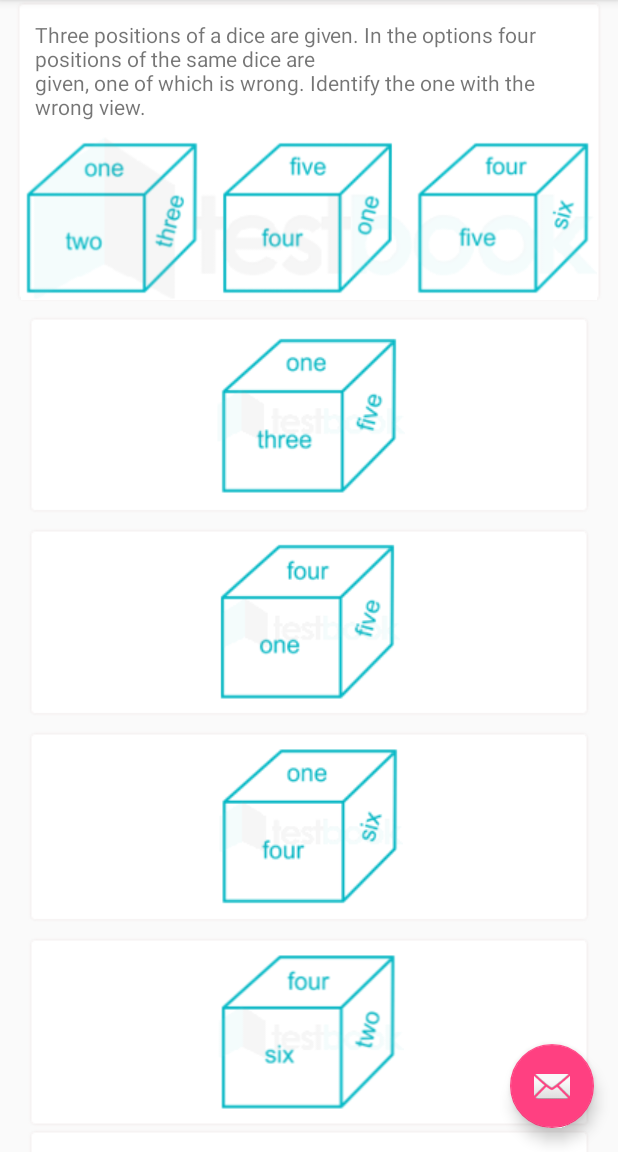
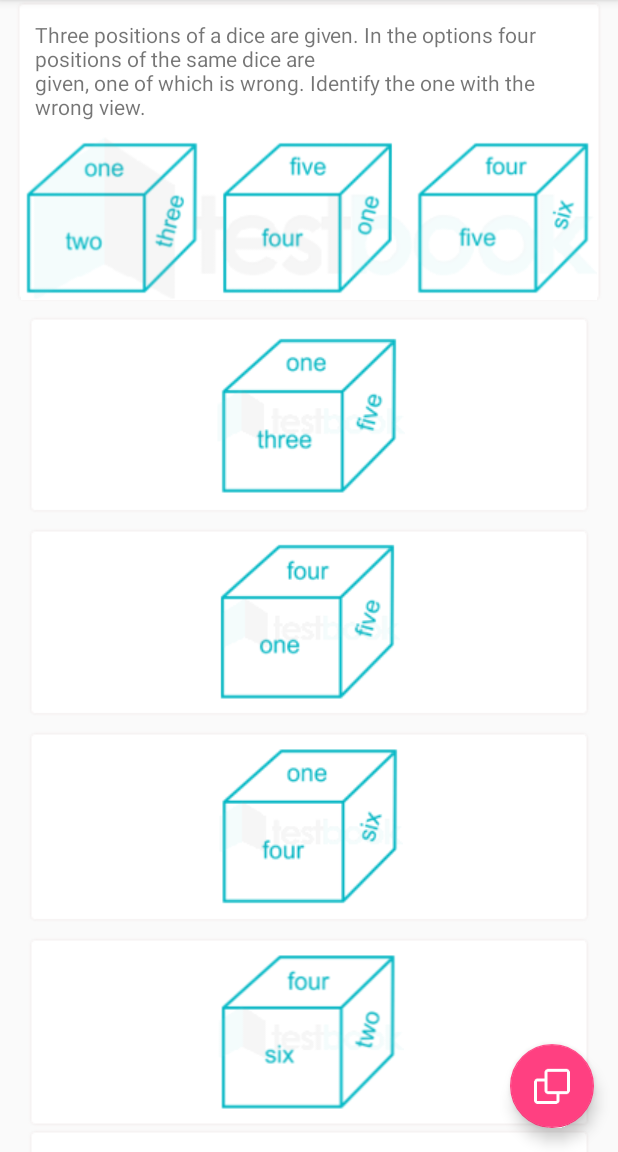
Before and after one commit to VihaanVerma89/TestbookNoteTaking, an Android app: the screen it shows after launch (MainActivity), after a tap on an icon or button, on a phone screen of 412 x 824 dp, the part 84-1236 px from its top. Run offline under Robolectric (Android 15) with nearby library versions, the phone set to English and light mode, and no system bars; libraries missing offline, so code that uses them is left out: com.yalantis.ucrop; 1 statement that could not run was skipped.

Commit message:
screenshot icon

```diff
--- a/app/src/main/java/com/example/vihaan/testbooknotetaking/MainActivity.kt
+++ b/app/src/main/java/com/example/vihaan/testbooknotetaking/MainActivity.kt
@@ -89,16 +89,16 @@ class MainActivity : AppCompatActivity(), NavigationView.OnNavigationItemSelecte
 
     }
 
-    private fun openScreenshot(file: File)
-    {
-
-
-        val intent = Intent()
-        intent.action = Intent.ACTION_VIEW
-        val uri = Uri.fromFile(file)
-        intent.setDataAndType(uri, "image/*")
-        startActivity(intent)
-    }
+//    private fun openScreenshot(file: File)
+//    {
+//
+//
+//        val intent = Intent()
+//        intent.action = Intent.ACTION_VIEW
+//        val uri = Uri.fromFile(file)
+//        intent.setDataAndType(uri, "image/*")
+//        startActivity(intent)
+//    }
 
     private fun openCropper(file: File){
         val sourceUri = Uri.fromFile(file)
@@ -107,7 +107,7 @@ class MainActivity : AppCompatActivity(), NavigationView.OnNavigationItemSelecte
         val maxWidth =  500
 //                .withAspectRatio(16.0f, 9.0f)
         UCrop.of(sourceUri, destinationUri)
-//                .useSourceImageAspectRatio()
+                .useSourceImageAspectRatio()
                 .start(this);
     }
 
@@ -138,12 +138,6 @@ class MainActivity : AppCompatActivity(), NavigationView.OnNavigationItemSelecte
         val now = Date()
         android.text.format.DateFormat.format("yyyy-MM-dd_hh:mm:ss", now)
         val mPath = Environment.getExternalStorageDirectory().toString() + "/" + now + ".jpg"
-        // create bitmap screen capture
-        val v1 = window.decorView.rootView
-        v1.isDrawingCacheEnabled = true
-        val bitmap = Bitmap.createBitmap(v1.drawingCache)
-        v1.isDrawingCacheEnabled = false
-
         val imageFile = File(mPath)
         return imageFile
     }
--- a/app/src/main/res/layout/app_bar_main.xml
+++ b/app/src/main/res/layout/app_bar_main.xml
@@ -1,5 +1,6 @@
 <?xml version="1.0" encoding="utf-8"?>
 <android.support.design.widget.CoordinatorLayout xmlns:android="http://schemas.android.com/apk/res/android"
+    android:id="@+id/coordinator"
     xmlns:app="http://schemas.android.com/apk/res-auto"
     xmlns:tools="http://schemas.android.com/tools"
     android:layout_width="match_parent"
@@ -30,6 +31,8 @@
         android:layout_height="wrap_content"
         android:layout_gravity="bottom|end"
         android:layout_margin="@dimen/fab_margin"
-        app:srcCompat="@android:drawable/ic_dialog_email" />
+        app:srcCompat="@drawable/ic_screenshot"
+        android:padding="5dp"
+        />
 
 </android.support.design.widget.CoordinatorLayout>
```
Also changed, not shown: app/src/main/res/drawable-xxhdpi/ic_screenshot.png (added).
